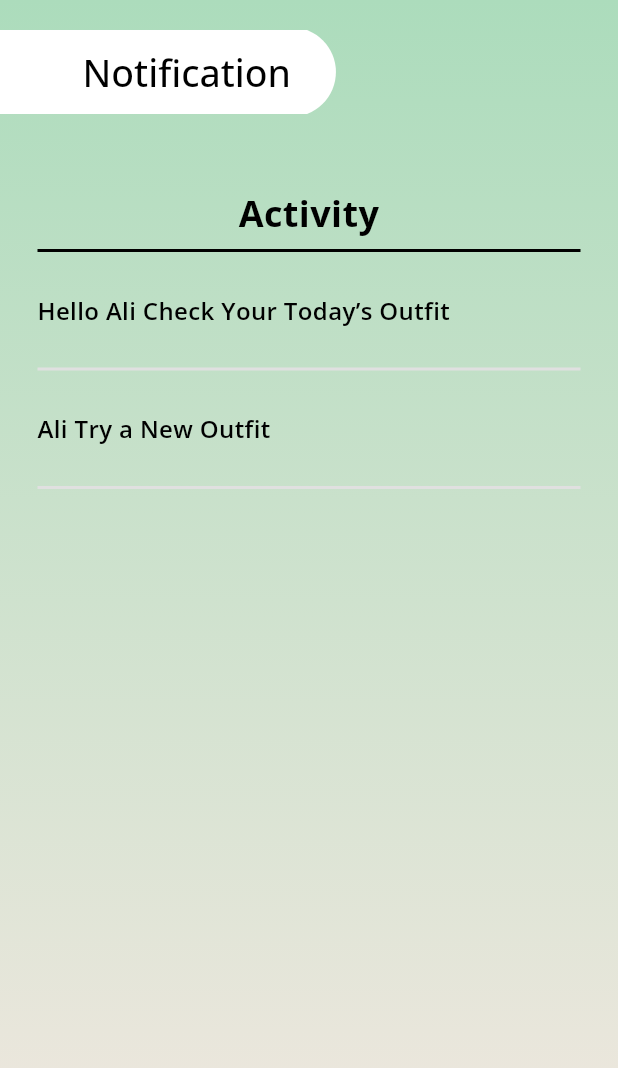
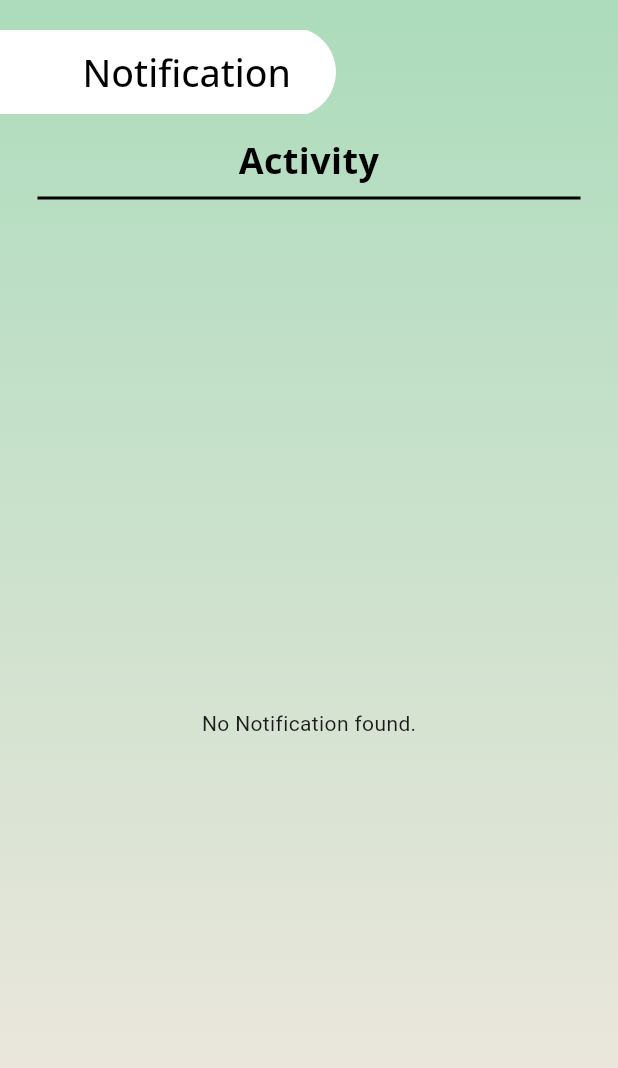
Before and after one commit to hBilal-Zia/libaas_app, a Flutter app: the NotificationScreen screen opened directly, on a phone screen of 412 x 824 dp. Shown: the top 1068 px of the screen. Run offline on Flutter 3.47's test engine with Material 3 defaults, Android fonts, the phone set to English and light mode, and no system bars; our stand-ins replace awesome_notifications, carousel_slider, cloud_firestore, convex_bottom_bar, dropdown_button2, firebase_auth and 9 more; missing offline and left inert: bottom_bar; accounts and stored records are empty.

Commit message:
changes updated

```diff
--- a/lib/views/notification_screen/notification_screen.dart
+++ b/lib/views/notification_screen/notification_screen.dart
@@ -1,4 +1,8 @@
+import 'package:cloud_firestore/cloud_firestore.dart';
+import 'package:firebase_auth/firebase_auth.dart';
+import 'package:flutter/cupertino.dart';
 import 'package:flutter/material.dart';
+import 'package:intl/intl.dart';
 import 'package:libaas_app/common_widget/container_global.dart';
 import 'package:libaas_app/common_widget/spaces.dart';
 import 'package:libaas_app/common_widget/text_global.dart';
@@ -6,6 +10,35 @@ import 'package:libaas_app/component/appbar_component.dart';
 
 class NotificationScreen extends StatelessWidget {
   const NotificationScreen({super.key});
+  Stream<QuerySnapshot> _getScheduleStream() {
+    final FirebaseAuth auth = FirebaseAuth.instance;
+    final FirebaseFirestore firestore = FirebaseFirestore.instance;
+    final String? userId = auth.currentUser?.uid;
+
+    if (userId == null) {
+      return const Stream
+          .empty(); // Return an empty stream if no user is authenticated
+    }
+
+    // Get current time
+    DateTime now = DateTime.now();
+
+    // Calculate start and end of today based on current time
+    DateTime startOfDay = DateTime(now.year, now.month, now.day);
+    DateTime endOfDay = DateTime(now.year, now.month, now.day, 23, 59, 59, 999);
+
+    // Convert to Firestore Timestamp
+    Timestamp startTimestamp = Timestamp.fromDate(startOfDay);
+    Timestamp endTimestamp = Timestamp.fromDate(endOfDay);
+
+    // Query Firestore
+    return firestore
+        .collection('notifications')
+        .where('userId', isEqualTo: userId)
+        .where('scheduleTime', isGreaterThanOrEqualTo: startTimestamp)
+        .where('scheduleTime', isLessThanOrEqualTo: endTimestamp)
+        .snapshots();
+  }
 
   @override
   Widget build(BuildContext context) {
@@ -22,56 +55,80 @@ class NotificationScreen extends StatelessWidget {
               isShowUser: false,
               isShowDone: false,
             ),
-            )),
-        body: containerGlobalWidget(Padding(
+          ),
+        ),
+        body: containerGlobalWidget(
+          Padding(
             padding: const EdgeInsets.symmetric(horizontal: 25.0),
-            child: Padding(
-              padding: const EdgeInsets.only(top: 90.0),
-              child: SingleChildScrollView(
             child: Column(
-                    mainAxisAlignment: MainAxisAlignment.start,
-                    crossAxisAlignment: CrossAxisAlignment.start,
               children: [
-                      Spaces.large,
+                const SizedBox(
+                    height: 90.0), // Added SizedBox instead of Padding
                 Center(
                   child: textGlobalWidget(
                     text: 'Activity',
                     fontSize: 24.0,
                     fontWeight: FontWeight.w700,
-                            textColor: Colors.black),
+                    textColor: Colors.black,
+                  ),
                 ),
                 const Divider(
                   color: Colors.black,
                   thickness: 2,
                 ),
-                      Padding(
-                        padding: const EdgeInsets.symmetric(vertical: 20.0),
-                        child: textGlobalWidget(
-                            text: 'Hello Ali Check Your Today’s Outfit',
-                            fontSize: 16.0,
-                            fontWeight: FontWeight.w600,
-                            textColor: Colors.black),
+                Expanded(
+                  child: StreamBuilder<QuerySnapshot>(
+                    stream: _getScheduleStream(),
+                    builder: (context, snapshot) {
+                      if (snapshot.connectionState == ConnectionState.waiting) {
+                        return const Center(child: CircularProgressIndicator());
+                      }
+                      if (snapshot.hasError) {
+                        return Center(child: Text('Error: ${snapshot.error}'));
+                      }
+                      if (!snapshot.hasData || snapshot.data!.docs.isEmpty) {
+                        return const Center(
+                            child: Text('No Notification found.'));
+                      } else {
+                        final List<DocumentSnapshot> dataDocs =
+                            snapshot.data!.docs;
+                        return ListView.builder(
+                          padding: EdgeInsets.zero,
+                          itemCount: dataDocs.length,
+                          itemBuilder: (context, index) {
+                            final Map<String, dynamic> item =
+                                dataDocs[index].data() as Map<String, dynamic>;
+                            debugPrint(item.toString());
+                            return Padding(
+                                padding: const EdgeInsets.only(bottom: 15.0),
+                                child: ListTile(
+                                    title: Text(
+                                      item['title'],
                                     ),
-                      Divider(
-                        color: Colors.grey[300],
-                        thickness: 2,
+                                    subtitle: Text(
+                                      item['details'],
+                                    )) // Displaying the item as a placeholder
+                                );
+                          },
+                        );
+                      }
+                    },
                   ),
-                      Padding(
-                        padding: const EdgeInsets.symmetric(vertical: 20.0),
-                        child: textGlobalWidget(
-                            text: 'Ali Try a New Outfit',
-                            fontSize: 16.0,
-                            fontWeight: FontWeight.w600,
-                            textColor: Colors.black),
                 ),
-                      Divider(
-                        color: Colors.grey[300],
-                        thickness: 2,
+              ],
             ),
-                    ]),
           ),
-            ))),
+        ),
       ),
     );
   }
+
+  String fixTimestampFormat(String timestamp) {
+    final RegExp regex =
+        RegExp(r'(\d{4}-\d{2}-\d{2}T)(\d{1,2}):(\d{2}):(\d{2})\.\d+');
+    return timestamp.replaceAllMapped(regex, (match) {
+      final hour = match.group(2)?.padLeft(2, '0') ?? '00';
+      return '${match.group(1)}$hour:${match.group(3)}:${match.group(4)}.000';
+    });
   }
+}
```
Lines whose indentation alone changed are shown as unchanged.
